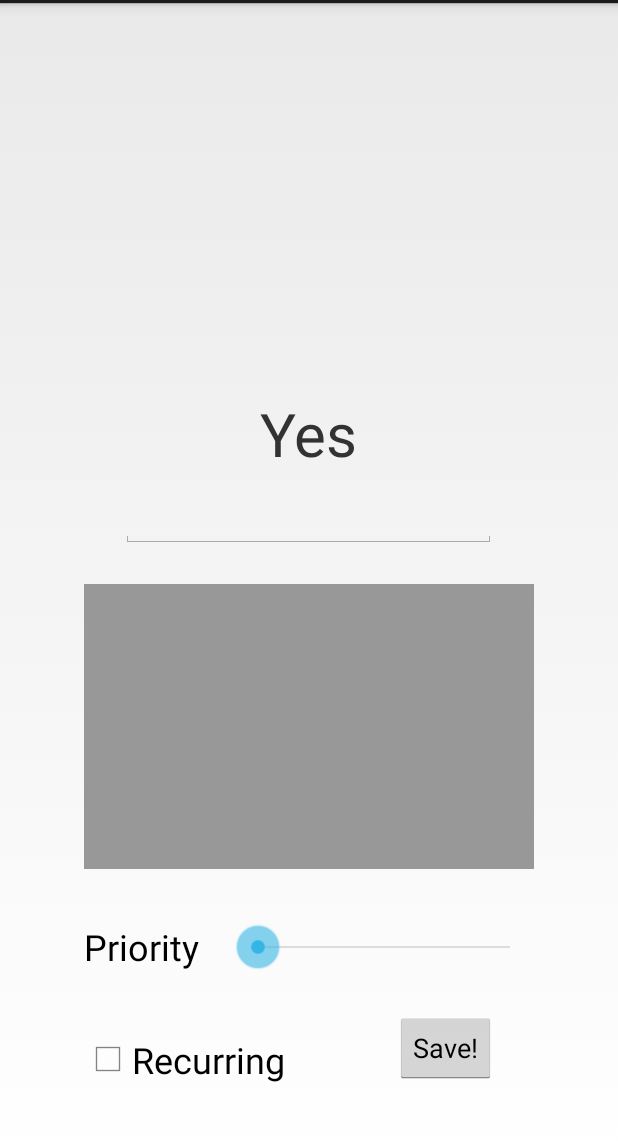
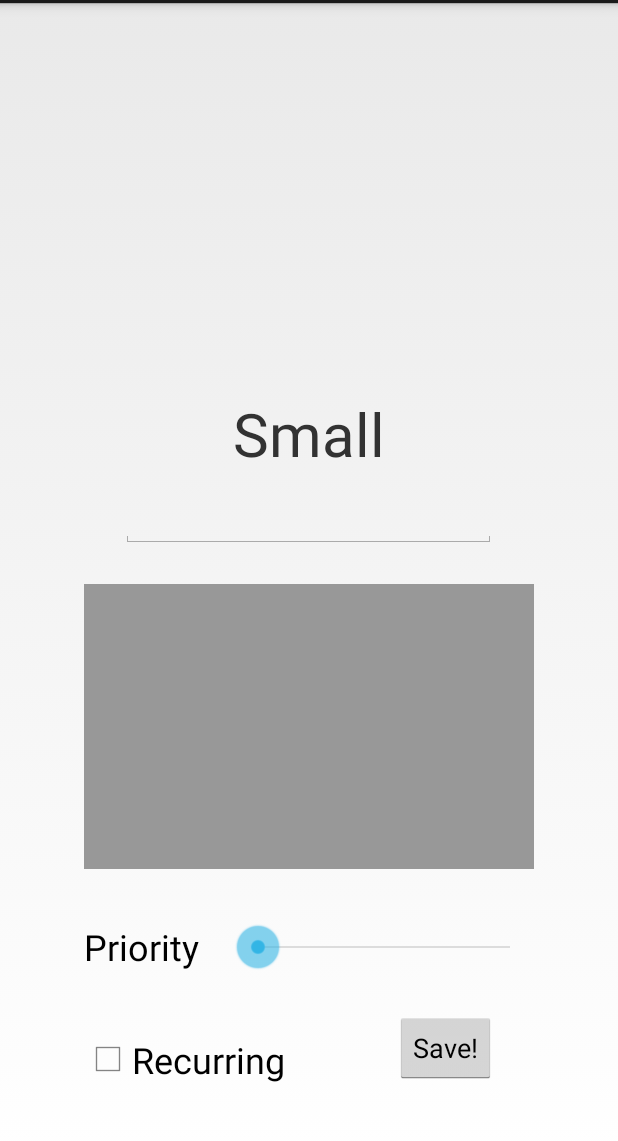
Before and after one commit to Zhomans/MobileProtoSprint3, an Android app: the MakeTask screen opened directly, with no data from a screen before it, on a phone screen of 412 x 824 dp, the part 69-1210 px from its top. Run offline under Robolectric (Android 15) with nearby library versions, the phone set to English and light mode, and no system bars.

Commit message:
Title Change in add screen

```diff
--- a/Otters/Otters/src/main/java/com/sprint3/otters/MainActivity.java
+++ b/Otters/Otters/src/main/java/com/sprint3/otters/MainActivity.java
@@ -21,9 +21,9 @@ public class MainActivity extends Activity {
                 * Creating some sample test data to see what the layout looks like.
                 * You should eventually delete this.
                 */
-        TaskSizeItem item1 = new TaskSizeItem("SMALL", "small");
-        TaskSizeItem item2 = new TaskSizeItem("MEDIUM", "medium");
-        TaskSizeItem item3 = new TaskSizeItem("BIG", "big");
+        TaskSizeItem item1 = new TaskSizeItem("SMALL", "Small");
+        TaskSizeItem item2 = new TaskSizeItem("MEDIUM", "Medium");
+        TaskSizeItem item3 = new TaskSizeItem("BIG", "Big");
         final List<TaskSizeItem> sampleData = new ArrayList<TaskSizeItem>();
         sampleData.add(item1);
         sampleData.add(item2);
--- a/Otters/Otters/src/main/java/com/sprint3/otters/MakeTask.java
+++ b/Otters/Otters/src/main/java/com/sprint3/otters/MakeTask.java
@@ -8,7 +8,7 @@ import android.widget.Button;
 import android.widget.CheckBox;
 import android.widget.EditText;
 import android.widget.SeekBar;
-import android.widget.Toast;
+import android.widget.TextView;
 
 import java.util.Date;
 
@@ -29,13 +29,16 @@ public class MakeTask extends Activity{
         if (extras != null) {
             size = extras.getString("size");
         } else {
-            size = "small";
+            size = "Small";
         }
 
+        final TextView add = (TextView) findViewById(R.id.add);
         final EditText name = (EditText) findViewById(R.id.name);
         final EditText descript = (EditText) findViewById(R.id.description);
         final SeekBar prior = (SeekBar) findViewById(R.id.priority);
         final CheckBox reoccur = (CheckBox) findViewById(R.id.checkBox);
+
+        add.setText(size);
 
         db = new DBHandler(this);
         db.open();
@@ -58,7 +61,6 @@ public class MakeTask extends Activity{
                 task.setId("");
                 db.addTask(task);
 
-                Toast.makeText(getApplicationContext(), "The fumes make it happen", Toast.LENGTH_SHORT).show();
 //                ArrayList<Task> tasks = db.getTasksBySize("small");
 
                 Intent i = new Intent(getApplicationContext(), MainActivity.class); // creates a new intent i, which is how Android passes information between activities, and defines this intent as a way to navigate to the SecondActivity
```
